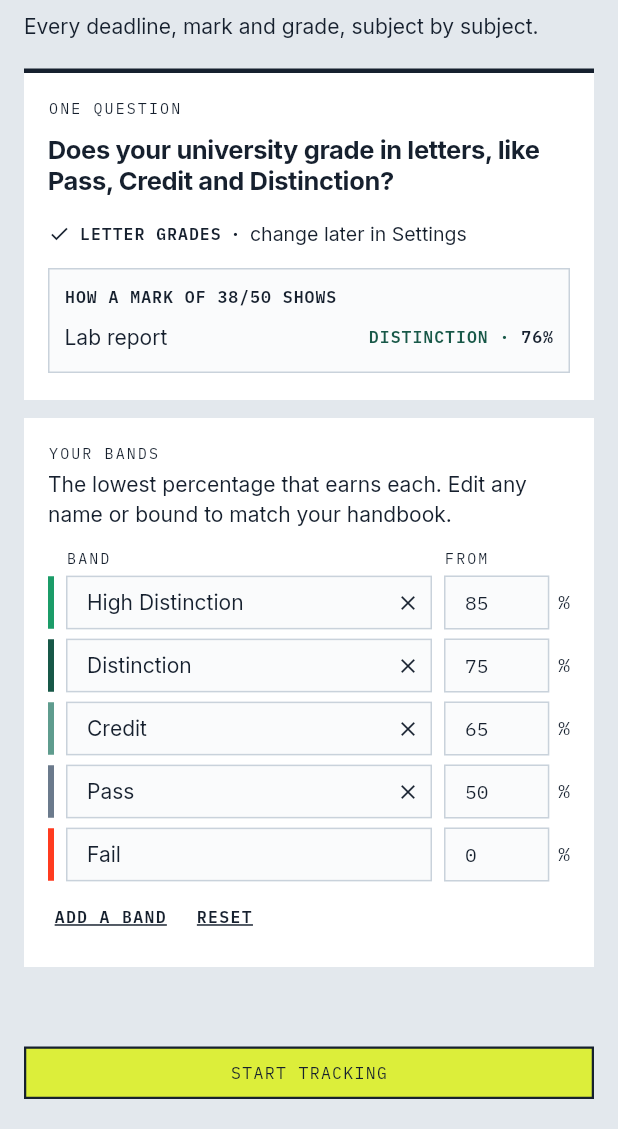
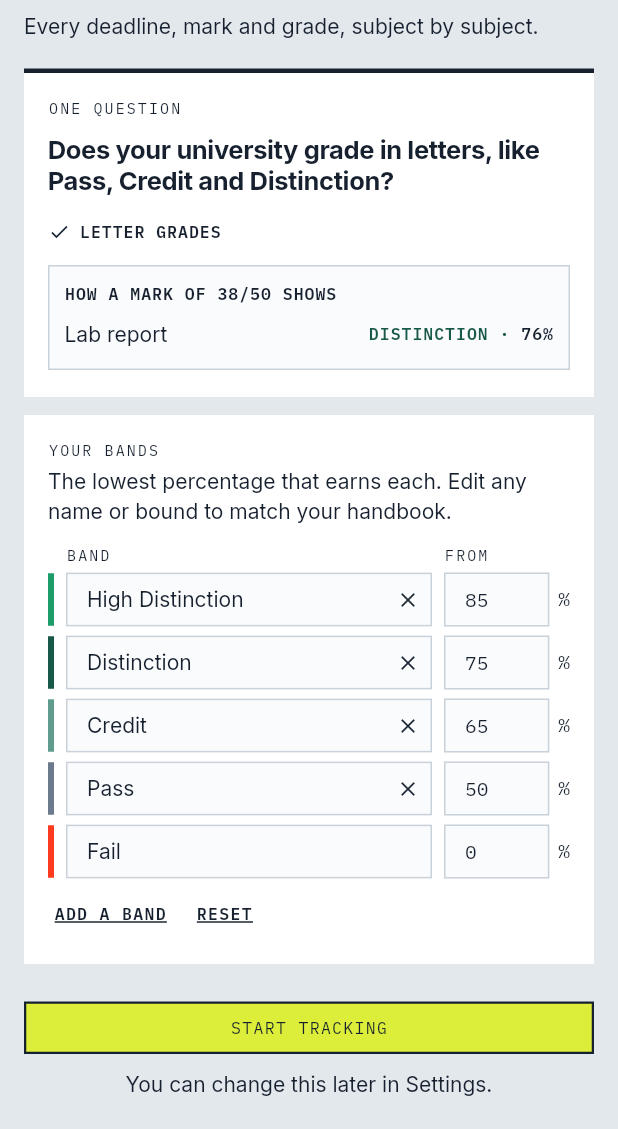
Before and after one commit to aaqilmodak29/Whats-Due-, a Flutter app: the screen it shows after launch, after a tap on "YES, SET THEM UP", on a phone screen of 412 x 824 dp, the part 107-1236 px from its top. Run offline on Flutter 3.47's test engine with Material 3 defaults, Android fonts, the phone set to English and light mode, and no system bars; our stand-ins replace flutter_local_notifications, flutter_timezone, open_filex, package_info_plus, shared_preferences, timezone; missing offline and left inert: file_saver, home_widget; network calls fail.

Commit message:
Welcome r6: one settings note under either step's answers

```diff
--- a/app/lib/ui/welcome.dart
+++ b/app/lib/ui/welcome.dart
@@ -93,6 +93,7 @@ class _WelcomeState extends State<Welcome> {
             expand: true,
             onPressed: _done,
           ),
+          ..._settingsNote,
         ]
       : [
           GhostButton(
@@ -107,6 +108,11 @@ class _WelcomeState extends State<Welcome> {
             expand: true,
             onPressed: _done,
           ),
+          ..._settingsNote,
+        ];
+
+  /// The same reassurance under either step's answers.
+  List<Widget> get _settingsNote => [
     const SizedBox(height: 10),
     Text(
       'You can change this later in Settings.',
@@ -217,7 +223,8 @@ class _WelcomeState extends State<Welcome> {
   }
 
   /// What was answered, once it has been: a statement, not a control. The
-  /// choice is changed later in Settings, which the same line says.
+  /// choice is changed later in Settings, which the note under the button
+  /// says.
   Widget _answer() => Semantics(
     label: 'Letter grades, chosen. You can change this later in Settings.',
     excludeSemantics: true,
@@ -226,13 +233,6 @@ class _WelcomeState extends State<Welcome> {
       children: [
         Icon(Icons.check, size: 15, color: C.ink),
         Text('LETTER GRADES', style: T.count(C.ink)),
-        Text('·', style: T.count(C.ink)),
-        Expanded(
-          child: Text(
-            'change later in Settings',
-            style: T.emptyBody.copyWith(color: C.ink),
-          ),
-        ),
       ],
     ),
   );
```
Lines whose indentation alone changed are shown as unchanged.
